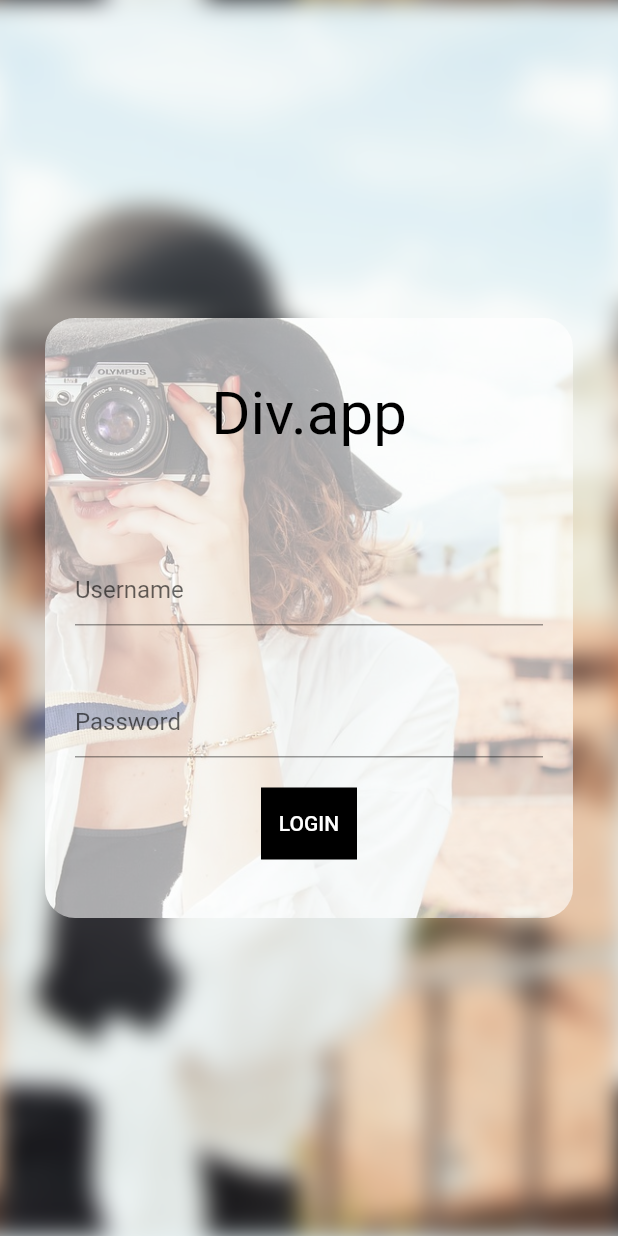
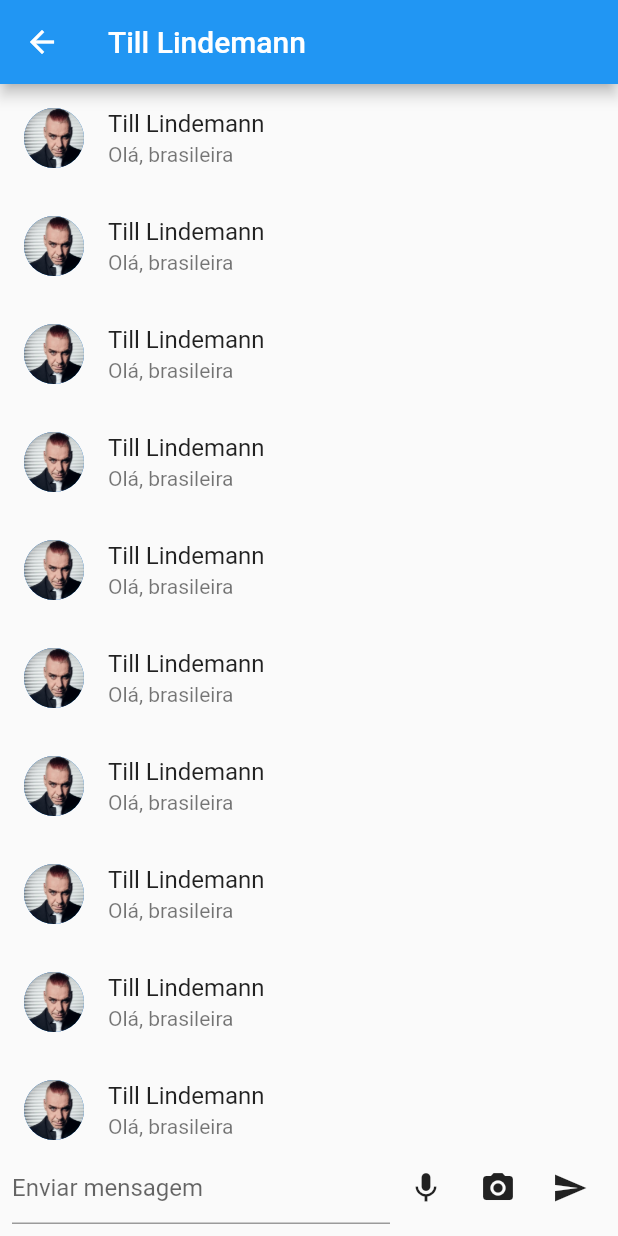
Before and after one commit to me-lynx/divapp, a Flutter app: the screen it shows after launch, after a tap on "LOGIN", on a phone screen of 412 x 824 dp. Run offline on Flutter 3.47's test engine with Material 2 defaults, Android fonts, the phone set to English and light mode, and no system bars; our stand-ins replace image_picker; Roboto replaces fonts that are missing (Poppins-Black).

Commit message:
chat page

```diff
--- /dev/null
+++ b/lib/chat/chat_page.dart
@@ -0,0 +1,79 @@
+import 'dart:io';
+
+import 'package:flutter/material.dart';
+import 'package:image_picker/image_picker.dart';
+
+class ChatPage extends StatefulWidget {
+  @override
+  _ChatPageState createState() => _ChatPageState();
+}
+
+class _ChatPageState extends State<ChatPage> {
+  final _textController = TextEditingController();
+  final _scrollController = ScrollController();
+
+  // File? _pickedImage;
+  // File? _pickedAudio;
+
+  @override
+  Widget build(BuildContext context) {
+    return Scaffold(
+      appBar: AppBar(
+        title: const Text("Till Lindemann"),
+      ),
+      body: Column(
+        children: <Widget>[
+          Expanded(
+            child: ListView.builder(
+              controller: _scrollController,
+              itemCount: 65,
+              itemBuilder: (context, index) {
+                return const ListTile(
+                  leading: CircleAvatar(
+                    backgroundImage: AssetImage(
+                      "assets/images/lindemann.jpg",
+                    ),
+                  ),
+                  title: Text("Till Lindemann"),
+                  subtitle: Text("Olá, brasileira"),
+                );
+              },
+            ),
+          ),
+          Container(
+            padding: const EdgeInsets.all(8),
+            child: Row(
+              children: <Widget>[
+                Expanded(
+                  child: TextField(
+                    controller: _textController,
+                    decoration:
+                        const InputDecoration(hintText: "Enviar mensagem"),
+                  ),
+                ),
+                IconButton(
+                  icon: const Icon(Icons.mic),
+                  onPressed: () {
+                    // Lógica de envio da mensagem
+                  },
+                ),
+                IconButton(
+                  icon: const Icon(Icons.camera_alt),
+                  onPressed: () {
+                    // Lógica de envio da mensagem
+                  },
+                ),
+                IconButton(
+                  icon: const Icon(Icons.send),
+                  onPressed: () {
+                    // Lógica de envio da mensagem
+                  },
+                ),
+              ],
+            ),
+          ),
+        ],
+      ),
+    );
+  }
+}
--- a/lib/login/login_page.dart
+++ b/lib/login/login_page.dart
@@ -1,6 +1,8 @@
 import 'dart:ui';
 
 import 'package:flutter/material.dart';
+
+import '../chat/chat_page.dart';
 
 class LoginPage extends StatefulWidget {
   const LoginPage({super.key});
@@ -30,7 +32,7 @@ class _LoginPageState extends State<LoginPage> {
                     child: BackdropFilter(
                       filter: _imageFilter,
                       child: Padding(
-                        padding: const EdgeInsets.all(30),
+                        padding: const EdgeInsets.symmetric(horizontal: 30),
                         child: Center(
                           child: Container(
                             width: double.maxFinite,
@@ -38,7 +40,7 @@ class _LoginPageState extends State<LoginPage> {
                             decoration: BoxDecoration(
                               color: Colors.white60,
                               borderRadius: BorderRadius.circular(20),
-                              backgroundBlendMode: BlendMode.srcIn,
+                              backgroundBlendMode: BlendMode.colorDodge,
                             ),
                             child: Column(
                               children: [
@@ -71,13 +73,23 @@ class _LoginPageState extends State<LoginPage> {
                                   ),
                                 ),
                                 Container(
-                                  color: Colors.black,
+                                  width: double.maxFinite,
+                                  decoration: BoxDecoration(
+                                    color: Colors.black45,
+                                    borderRadius: BorderRadius.circular(20),
+                                  ),
                                   child: TextButton(
                                     child: const Text(
                                       'LOGIN',
                                       style: TextStyle(color: Colors.white),
                                     ),
-                                    onPressed: () {},
+                                    onPressed: () {
+                                      Navigator.push(
+                                        context,
+                                        MaterialPageRoute(
+                                            builder: (context) => ChatPage()),
+                                      );
+                                    },
                                   ),
                                 ),
                               ],
@@ -99,5 +111,5 @@ class _LoginPageState extends State<LoginPage> {
   Image get _image => Image.asset("assets/images/woman_home.jpg");
 
   ImageFilter get _imageFilter =>
-      ImageFilter.blur(sigmaX: 8, sigmaY: 8, tileMode: TileMode.repeated);
+      ImageFilter.blur(sigmaX: 4, sigmaY: 4, tileMode: TileMode.repeated);
 }
--- a/pubspec.yaml
+++ b/pubspec.yaml
@@ -35,6 +35,7 @@ dependencies:
   # The following adds the Cupertino Icons font to your application.
   # Use with the CupertinoIcons class for iOS style icons.
   cupertino_icons: ^1.0.2
+  image_picker: ^0.8.6+1
 
 dev_dependencies:
   flutter_test:
```
Also changed, not shown: assets/images/lindemann.jpg (added), pubspec.lock.
